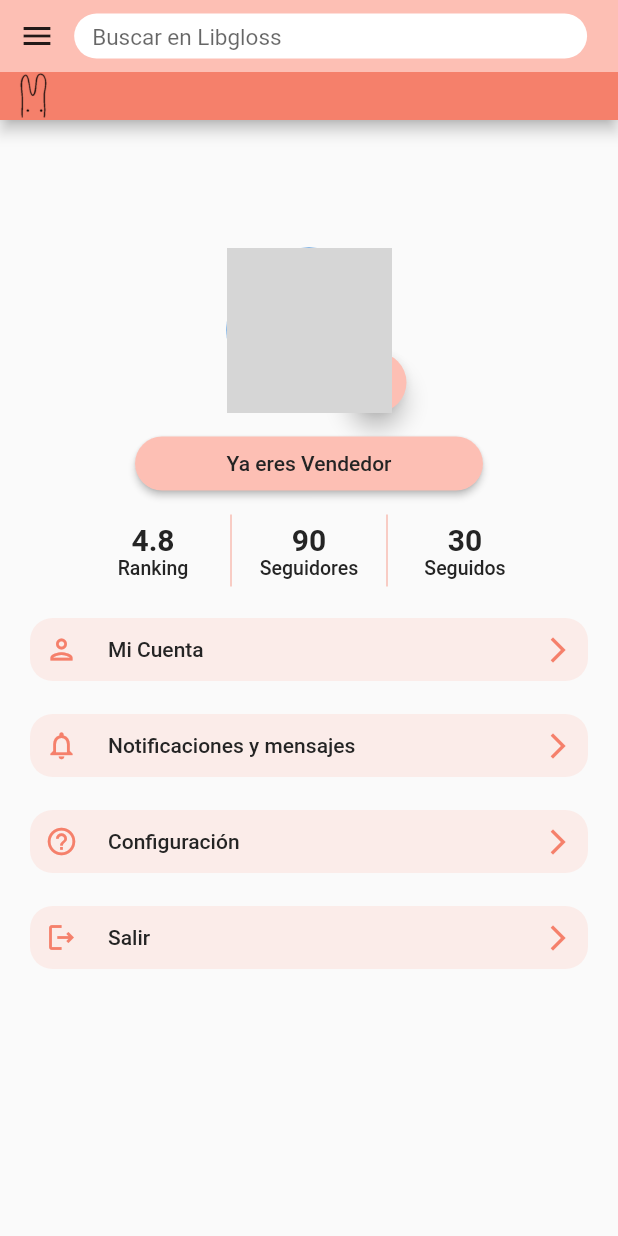
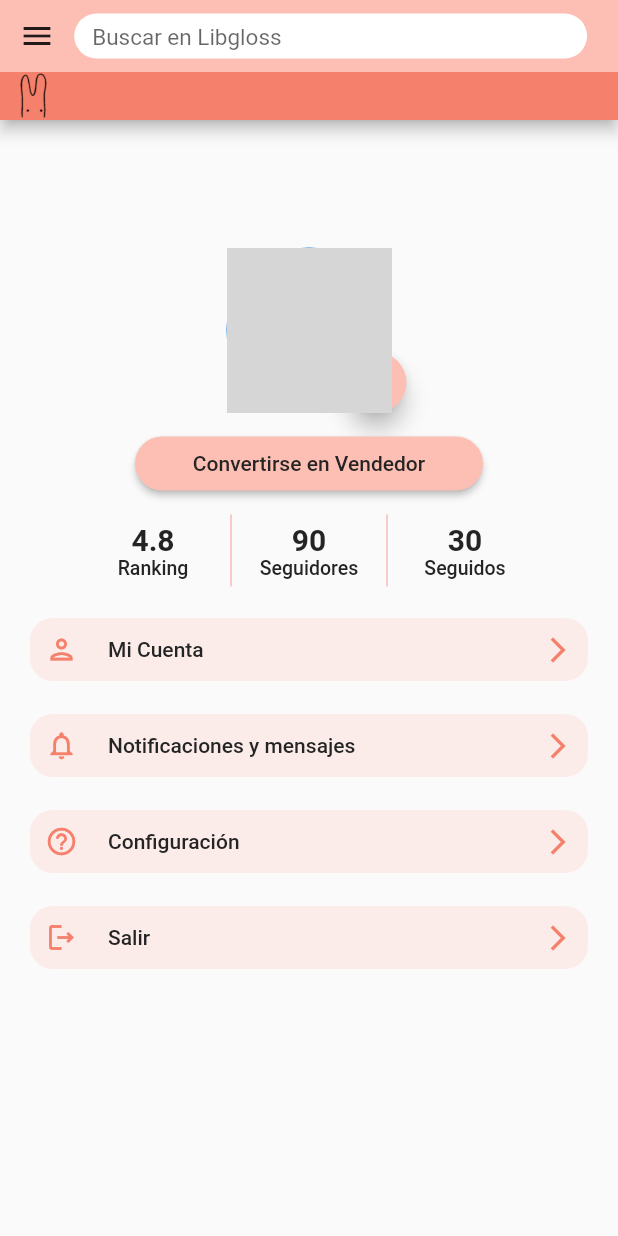
Before and after one commit to rodrigo-zamora/Libgloss, a Flutter app: the UserOptions screen opened by its route, on a phone screen of 412 x 824 dp. Run offline on Flutter 3.47's test engine with Material 2 defaults, Android fonts, the phone set to English and light mode, and no system bars; drawn by our look-alikes of cached_network_image; our stand-ins replace animated_text_kit, bloc, cloud_firestore, equatable, firebase_auth, firebase_core and 10 more; missing offline and left inert: mobile_scanner; accounts and stored records are empty; network calls fail; project files that could hold a hidden picture were left out; grey boxes are pictures that could not be loaded.

```diff
--- a/libgloss/lib/screens/user/user_options.dart
+++ b/libgloss/lib/screens/user/user_options.dart
@@ -44,25 +44,15 @@ class _UserOptionsState extends State<UserOptions> {
           }
         }
 
-        // TODO: implement loading screen
-        return Column(
-          children: [
-            Expanded(
-              child: Center(
-                child: Shimmer.fromColors(
-                  baseColor: _tertiaryColor,
-                  highlightColor: _secondaryColor,
-                  child: Container(
-                    width: 200,
-                    height: 200,
-                    color: _tertiaryColor,
-                  ),
-                ),
-              ),
-            ),
-          ],
-        );
+        return _loadingUserOptions();
       },
+    );
+  }
+
+  // TODO: Add a loading screen for the user options
+  Widget _loadingUserOptions() {
+    return Center(
+      child: CircularProgressIndicator(),
     );
   }
 
@@ -108,7 +98,7 @@ class _UserOptionsState extends State<UserOptions> {
               ),
               SizedBox(height: 20),
               _profilePicture(data),
-              _sellerButton(),
+              _sellerButton(data['isSeller']),
               _followers(true),
               SizedBox(height: 10),
               _lowButton(Icons.person_outlined, "Mi Cuenta", () {}),
@@ -230,7 +220,7 @@ class _UserOptionsState extends State<UserOptions> {
     );
   }
 
-  Padding _sellerButton() {
+  Padding _sellerButton(bool isSeller) {
     return Padding(
       padding: EdgeInsets.symmetric(vertical: 10, horizontal: 90),
       child: ElevatedButton(
@@ -248,12 +238,26 @@ class _UserOptionsState extends State<UserOptions> {
               MaterialStateColor.resolveWith((states) => _tertiaryColor),
         ),
         onPressed: () {
-          setState(() {});
+          FirebaseFirestore.instance
+              .collection('users')
+              .doc(UserAuthRepository().getuid())
+              .update({'isSeller': !isSeller});
+          Navigator.pushNamedAndRemoveUntil(
+              context, LibglossRoutes.HOME, (route) => false);
+          ScaffoldMessenger.of(context)
+            ..hideCurrentSnackBar()
+            ..showSnackBar(
+              SnackBar(
+                content: Text(
+                  isSeller ? "Ya no eres vendedor" : "Ahora eres vendedor",
+                ),
+              ),
+            );
         },
         child: Row(
           children: [
             Expanded(
-              child: _text(true),
+              child: _text(isSeller),
             ),
           ],
         ),
@@ -272,7 +276,7 @@ class _UserOptionsState extends State<UserOptions> {
       );
     } else {
       return Text(
-        "Ya eres Vendedor",
+        "Ya eres vendedor",
         style: TextStyle(
           color: _iconColors,
         ),
```
Also changed, not shown: libgloss/lib/screens/used_books/home_used.dart (+49 -6 lines).
